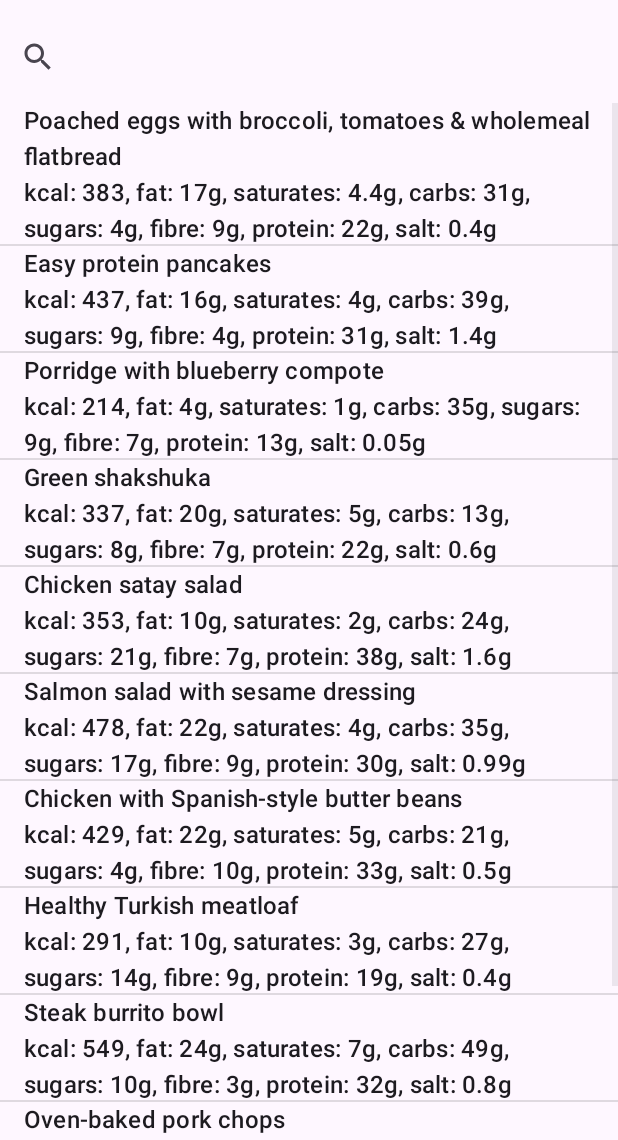
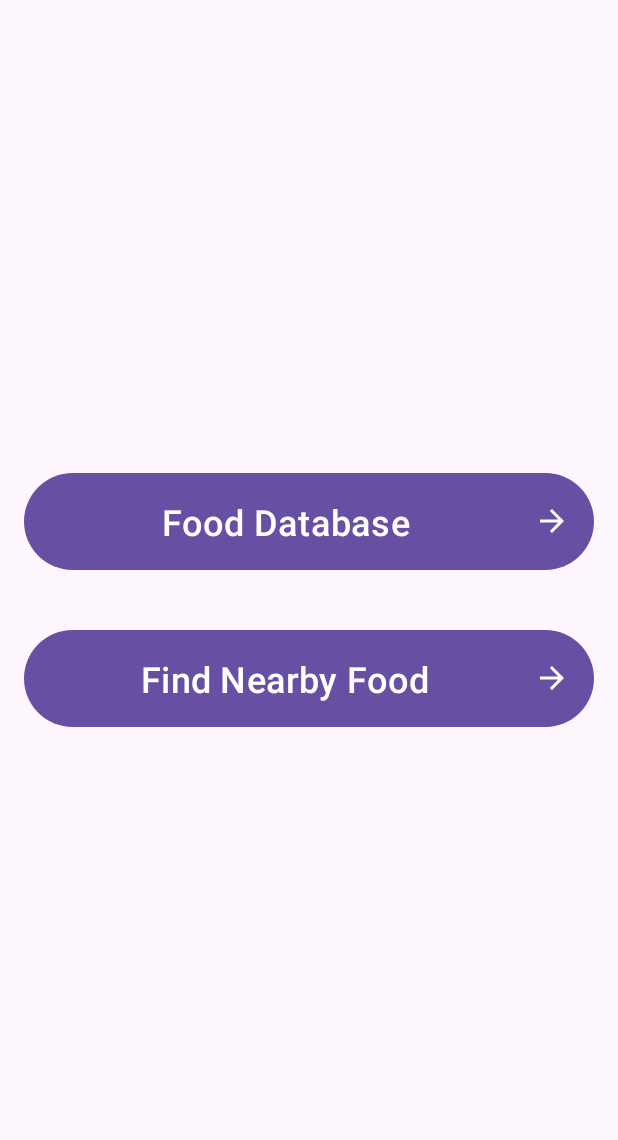
Before and after one commit to markpiu/comp4521project, an Android app: the MealPlanning screen opened directly, with no data from a screen before it, on a phone screen of 412 x 824 dp, the part 96-1236 px from its top. Run offline under Robolectric (Android 15) with nearby library versions, the light colour scheme and no system bars; our stand-ins replace Firebase (no records; nobody signed in at launch, a user with empty details on screens opened directly).

Commit message:
UI/UX improvement

```diff
--- a/app/build.gradle
+++ b/app/build.gradle
@@ -47,5 +47,6 @@ dependencies {
     implementation 'com.google.firebase:firebase-firestore'
     implementation 'androidx.preference:preference:1.2.0'
     implementation 'com.google.firebase:firebase-analytics'
+    implementation 'com.google.android.gms:play-services-maps:18.1.0'
 
 }
--- a/app/src/main/java/comp4521/group_s/AIAdvice.java
+++ b/app/src/main/java/comp4521/group_s/AIAdvice.java
@@ -73,7 +73,7 @@ public class AIAdvice extends AppCompatActivity {
         String suggestedquestion = "Suggested Question : Hi! Can you suggest me some tips about fitness?";
         String userfitnessgoal = dbhelper.GetUserFitnessGoal(userid);
         if(!userfitnessgoal.equals("None"))
-            suggestedquestion = "uggested Question : Hi! Can you suggest me some tips about " + userfitnessgoal + " ?";
+            suggestedquestion = "Suggested Question : Hi! Can you suggest me some tips about " + userfitnessgoal + " ?";
         suggestedQuestionsText.setText(suggestedquestion);
         suggestQuestionsLayout.setVisibility(View.VISIBLE);
 
--- a/app/src/main/java/comp4521/group_s/MealPlanning.java
+++ b/app/src/main/java/comp4521/group_s/MealPlanning.java
@@ -5,90 +5,62 @@ import androidx.appcompat.app.AppCompatActivity;
 import android.content.Intent;
 import android.os.Bundle;
 import android.view.View;
-import android.view.Window;
-import android.widget.ArrayAdapter;
-import android.widget.ListView;
-import android.widget.SearchView;
+import android.widget.Button;
 
-import java.util.ArrayList;
+import com.google.firebase.auth.FirebaseAuth;
+import com.google.firebase.auth.FirebaseUser;
 
 public class MealPlanning extends AppCompatActivity {
-    ListView lv;
-    ArrayAdapter adapter;
-    ArrayList<String> list1;
-    SearchView sv;
-    androidx.appcompat.widget.Toolbar toolbar2;
+
+
+    FirebaseAuth auth;
+    FirebaseUser user;
+
+    androidx.appcompat.widget.Toolbar toolbar;
+    Button btnFoodDatabase,btnNearbyFood;
     @Override
     protected void onCreate(Bundle savedInstanceState) {
         super.onCreate(savedInstanceState);
+        setContentView(R.layout.activity_meal_planning);
 
-        requestWindowFeature(Window.FEATURE_NO_TITLE);
+        auth = FirebaseAuth.getInstance();
+        user = auth.getCurrentUser();
 
-        setContentView(R.layout.activity_meal_planning);
-        toolbar2 = findViewById(R.id.toolbar2);
+        toolbar = findViewById(R.id.toolbar);
+        setSupportActionBar(toolbar);
+        btnFoodDatabase = findViewById(R.id.btnFoodDatabase);
+        btnNearbyFood = findViewById(R.id.btnFindFood);
 
-        toolbar2.setNavigationOnClickListener(new View.OnClickListener() {
+        if (user == null) {
+            Intent intent = new Intent(getApplicationContext(), Login.class);
+            startActivity(intent);
+            finish();
+        }
+
+        toolbar.setNavigationOnClickListener(view -> {
+            Intent intent = new Intent(getApplicationContext(), MainActivity.class);
+            startActivity(intent);
+            finish();
+        });
+
+        btnFoodDatabase.setOnClickListener(new View.OnClickListener() {
             @Override
             public void onClick(View view) {
-                Intent intent = new Intent(getApplicationContext(), MainActivity.class);
+                Intent intent = new Intent(getApplicationContext(), FoodNutrientDatabaseActivity.class);
                 startActivity(intent);
                 finish();
             }
-
         });
 
-        lv = (ListView) findViewById(R.id.list);
-        sv = (SearchView) findViewById(R.id.search);
-        list1 = new ArrayList<String>();
-        list1.add("Poached eggs with broccoli, tomatoes & wholemeal flatbread\nkcal: 383, fat: 17g, saturates: 4.4g, carbs: 31g, sugars: 4g, fibre: 9g, protein: 22g, salt: 0.4g");
-        list1.add("Easy protein pancakes\nkcal: 437, fat: 16g, saturates: 4g, carbs: 39g, sugars: 9g, fibre: 4g, protein: 31g, salt: 1.4g");
-        list1.add("Porridge with blueberry compote\nkcal: 214, fat: 4g, saturates: 1g, carbs: 35g, sugars: 9g, fibre: 7g, protein: 13g, salt: 0.05g");
-        list1.add("Green shakshuka\nkcal: 337, fat: 20g, saturates: 5g, carbs: 13g, sugars: 8g, fibre: 7g, protein: 22g, salt: 0.6g");
-        list1.add("Chicken satay salad\nkcal: 353, fat: 10g, saturates: 2g, carbs: 24g, sugars: 21g, fibre: 7g, protein: 38g, salt: 1.6g");
-        list1.add("Salmon salad with sesame dressing\nkcal: 478, fat: 22g, saturates: 4g, carbs: 35g, sugars: 17g, fibre: 9g, protein: 30g, salt: 0.99g");
-        list1.add("Chicken with Spanish-style butter beans\nkcal: 429, fat: 22g, saturates: 5g, carbs: 21g, sugars: 4g, fibre: 10g, protein: 33g, salt: 0.5g");
-        list1.add("Healthy Turkish meatloaf\nkcal: 291, fat: 10g, saturates: 3g, carbs: 27g, sugars: 14g, fibre: 9g, protein: 19g, salt: 0.4g");
-        list1.add("Steak burrito bowl\nkcal: 549, fat: 24g, saturates: 7g, carbs: 49g, sugars: 10g, fibre: 3g, protein: 32g, salt: 0.8g");
-        list1.add("Oven-baked pork chops\nkcal: 805, fat: 38g, saturates: 10g, carbs: 67g, sugars: 31g, fibre: 7g, protein: 46g, salt: 1.69g");
-        list1.add("Slow cooker meatballs\nkcal: 260, fat: 5g, saturates: 1g, carbs: 21g, sugars: 10g, fibre: 5g, protein: 29g, salt: 0.21g");
-
-        adapter=new ArrayAdapter<>(this,android.R.layout.simple_list_item_1,list1);
-
-        lv.setAdapter(adapter);
-        sv.setOnQueryTextListener(new SearchView.OnQueryTextListener(){
+        btnNearbyFood.setOnClickListener(new View.OnClickListener() {
             @Override
-            public boolean onQueryTextSubmit(String query){
-                return false;
-            }
-            @Override
-            public boolean onQueryTextChange(String newText){
-                adapter.getFilter().filter(newText);
-                return false;
+            public void onClick(View view) {
+                Intent intent = new Intent(getApplicationContext(), Nearbyfood.class);
+                startActivity(intent);
+                finish();
             }
         });
     }
-    public class Recipes {
-        private String name;
-        private double Kcal;
-        private double fat;
-        private double saturates;
-        private double carbs;
-        private double sugars;
-        private double fibre;
-        private double protein;
-        private double salt;
-        private String Ingredients;
-        public Recipes(String name, double Kcal, double fat, double saturates, double carbs, double sugars, double fibre, double protein, double salt, String Ingredients) {
-            this.name = name;
-            this.Kcal = Kcal;
-            this.fat = fat;
-            this.saturates = saturates;
-            this.carbs = carbs;
-            this.sugars = sugars;
-            this.fibre = fibre;
-            this.protein = protein;
-            this.salt = salt;
-            this.Ingredients = Ingredients;
-        }
-    }
+
+
 }
--- /dev/null
+++ b/app/src/main/res/drawable/ic_arrow_right.xml
@@ -0,0 +1,10 @@
+<?xml version="1.0" encoding="utf-8"?>
+<vector xmlns:android="http://schemas.android.com/apk/res/android"
+    android:width="24dp"
+    android:height="24dp"
+    android:viewportHeight="24.0"
+    android:viewportWidth="24.0">
+    <path
+        android:fillColor="#FFFFFF"
+        android:pathData="M12,4l-1.41,1.41L16.17,11H4v2h12.17l-5.58,5.59L12,20l8,-8z"/>
+</vector>
--- a/app/src/main/res/layout/activity_meal_planning.xml
+++ b/app/src/main/res/layout/activity_meal_planning.xml
@@ -4,29 +4,44 @@
     xmlns:tools="http://schemas.android.com/tools"
     android:layout_width="match_parent"
     android:layout_height="match_parent"
-    tools:context=".MealPlanning">
+    tools:context=".MealPlanning">>
 
     <androidx.appcompat.widget.Toolbar
-        android:id="@+id/toolbar2"
+        android:id="@+id/toolbar"
         android:layout_width="match_parent"
         android:layout_height="?attr/actionBarSize"
         android:background="?attr/colorPrimary"
         app:logo="@drawable/fiteatlogo"
-        app:navigationIcon="@drawable/ic_back_button" />
+        app:navigationIcon="@drawable/ic_back_button"
+        />
 
-    <SearchView
-        android:id="@+id/search"
-        android:layout_width="468dp"
-        android:layout_height="61dp"
-        android:layout_alignParentStart="true"
-        android:layout_alignParentTop="true"
-        android:layout_marginStart="1dp"
-        android:layout_marginTop="71dp"/>
+    <Button
+        android:id="@+id/btnFoodDatabase"
+        android:layout_width="match_parent"
+        android:layout_height="wrap_content"
+        android:layout_centerInParent="true"
+        android:layout_marginStart="16dp"
+        android:layout_marginTop="16dp"
+        android:layout_marginEnd="16dp"
+        android:layout_marginBottom="16dp"
+        android:drawableEnd="@drawable/ic_arrow_right"
+        android:drawablePadding="8dp"
+        android:padding="16dp"
+        android:text="Food Database"
+        android:textAllCaps="false"
+        android:textSize="24sp" />
 
-    <ListView
+    <Button
+        android:id="@+id/btnFindFood"
         android:layout_width="match_parent"
-        android:layout_height="match_parent"
-        android:id="@+id/list"
-        android:layout_below="@+id/search"></ListView>
+        android:layout_height="wrap_content"
+        android:layout_below="@id/btnFoodDatabase"
+        android:layout_margin="16dp"
+        android:drawableEnd="@drawable/ic_arrow_right"
+        android:drawablePadding="8dp"
+        android:padding="16dp"
+        android:text="Find Nearby Food"
+        android:textAllCaps="false"
+        android:textSize="24sp" />
 
 </RelativeLayout>
```
Also changed, not shown: app/src/main/AndroidManifest.xml (+22 -13 lines), app/src/main/java/comp4521/group_s/FoodNutrientDatabaseActivity.java (added, +94 -0 lines), app/src/main/java/comp4521/group_s/Nearbyfood.java (added, +14 -0 lines), app/src/main/java/comp4521/group_s/NutrientTrackingActivity.java (+45 -6 lines), app/src/main/res/layout/activity_food_database.xml (added, +32 -0 lines), app/src/main/res/layout/activity_nearbyfood.xml (added, +9 -0 lines).
